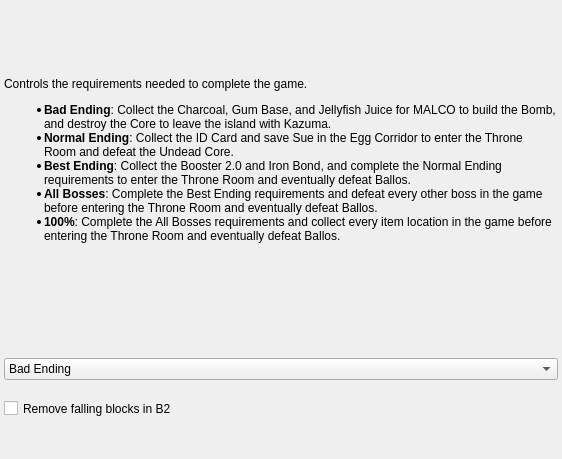
Above: randovania/games/cave_story/gui/ui_files/preset_cs_objective.ui from randovania/randovania before the change. Below: the same form after it.
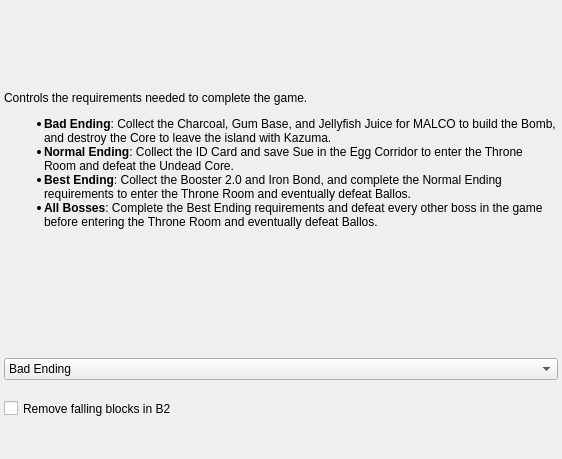
That is the form after the change.

Commit message: Cave Story: remove mention of 100% objective

The edit to the form file:
```diff
--- a/randovania/games/cave_story/gui/ui_files/preset_cs_objective.ui
+++ b/randovania/games/cave_story/gui/ui_files/preset_cs_objective.ui
@@ -36,7 +36,7 @@
     <item>
      <widget class="QLabel" name="goal_description">
       <property name="text">
-       <string>&lt;html&gt;&lt;head/&gt;&lt;body&gt;&lt;p&gt;Controls the requirements needed to complete the game.&lt;/p&gt;&lt;ul style=&quot;margin-top: 0px; margin-bottom: 0px; margin-left: 0px; margin-right: 0px; -qt-list-indent: 1;&quot;&gt;&lt;li style=&quot; margin-top:12px; margin-bottom:0px; margin-left:0px; margin-right:0px; -qt-block-indent:0; text-indent:0px;&quot;&gt;&lt;span style=&quot; font-weight:600;&quot;&gt;Bad Ending&lt;/span&gt;: Collect the Charcoal, Gum Base, and Jellyfish Juice for MALCO to build the Bomb, and destroy the Core to leave the island with Kazuma.&lt;/li&gt;&lt;li style=&quot; margin-top:0px; margin-bottom:0px; margin-left:0px; margin-right:0px; -qt-block-indent:0; text-indent:0px;&quot;&gt;&lt;span style=&quot; font-weight:600;&quot;&gt;Normal Ending&lt;/span&gt;: Collect the ID Card and save Sue in the Egg Corridor to enter the Throne Room and defeat the Undead Core.&lt;/li&gt;&lt;li style=&quot; margin-top:0px; margin-bottom:0px; margin-left:0px; margin-right:0px; -qt-block-indent:0; text-indent:0px;&quot;&gt;&lt;span style=&quot; font-weight:600;&quot;&gt;Best Ending&lt;/span&gt;: Collect the Booster 2.0 and Iron Bond, and complete the Normal Ending requirements to enter the Throne Room and eventually defeat Ballos.&lt;/li&gt;&lt;li style=&quot; margin-top:0px; margin-bottom:0px; margin-left:0px; margin-right:0px; -qt-block-indent:0; text-indent:0px;&quot;&gt;&lt;span style=&quot; font-weight:600;&quot;&gt;All Bosses&lt;/span&gt;: Complete the Best Ending requirements and defeat every other boss in the game before entering the Throne Room and eventually defeat Ballos.&lt;/li&gt;&lt;li style=&quot; margin-top:0px; margin-bottom:12px; margin-left:0px; margin-right:0px; -qt-block-indent:0; text-indent:0px;&quot;&gt;&lt;span style=&quot; font-weight:600;&quot;&gt;100%&lt;/span&gt;: Complete the All Bosses requirements and collect every item location in the game before entering the Throne Room and eventually defeat Ballos.&lt;/li&gt;&lt;/ul&gt;&lt;p&gt;&lt;br/&gt;&lt;/p&gt;&lt;/body&gt;&lt;/html&gt;</string>
+       <string>&lt;html&gt;&lt;head/&gt;&lt;body&gt;&lt;p&gt;Controls the requirements needed to complete the game.&lt;/p&gt;&lt;ul style=&quot;margin-top: 0px; margin-bottom: 0px; margin-left: 0px; margin-right: 0px; -qt-list-indent: 1;&quot;&gt;&lt;li style=&quot; margin-top:12px; margin-bottom:0px; margin-left:0px; margin-right:0px; -qt-block-indent:0; text-indent:0px;&quot;&gt;&lt;span style=&quot; font-weight:600;&quot;&gt;Bad Ending&lt;/span&gt;: Collect the Charcoal, Gum Base, and Jellyfish Juice for MALCO to build the Bomb, and destroy the Core to leave the island with Kazuma.&lt;/li&gt;&lt;li style=&quot; margin-top:0px; margin-bottom:0px; margin-left:0px; margin-right:0px; -qt-block-indent:0; text-indent:0px;&quot;&gt;&lt;span style=&quot; font-weight:600;&quot;&gt;Normal Ending&lt;/span&gt;: Collect the ID Card and save Sue in the Egg Corridor to enter the Throne Room and defeat the Undead Core.&lt;/li&gt;&lt;li style=&quot; margin-top:0px; margin-bottom:0px; margin-left:0px; margin-right:0px; -qt-block-indent:0; text-indent:0px;&quot;&gt;&lt;span style=&quot; font-weight:600;&quot;&gt;Best Ending&lt;/span&gt;: Collect the Booster 2.0 and Iron Bond, and complete the Normal Ending requirements to enter the Throne Room and eventually defeat Ballos.&lt;/li&gt;&lt;li style=&quot; margin-top:0px; margin-bottom:0px; margin-left:0px; margin-right:0px; -qt-block-indent:0; text-indent:0px;&quot;&gt;&lt;span style=&quot; font-weight:600;&quot;&gt;All Bosses&lt;/span&gt;: Complete the Best Ending requirements and defeat every other boss in the game before entering the Throne Room and eventually defeat Ballos.&lt;/li&gt;&lt;/ul&gt;&lt;p&gt;&lt;br/&gt;&lt;/p&gt;&lt;/body&gt;&lt;/html&gt;</string>
       </property>
       <property name="wordWrap">
        <bool>true</bool>
```
The commit also changes 1 other file.
